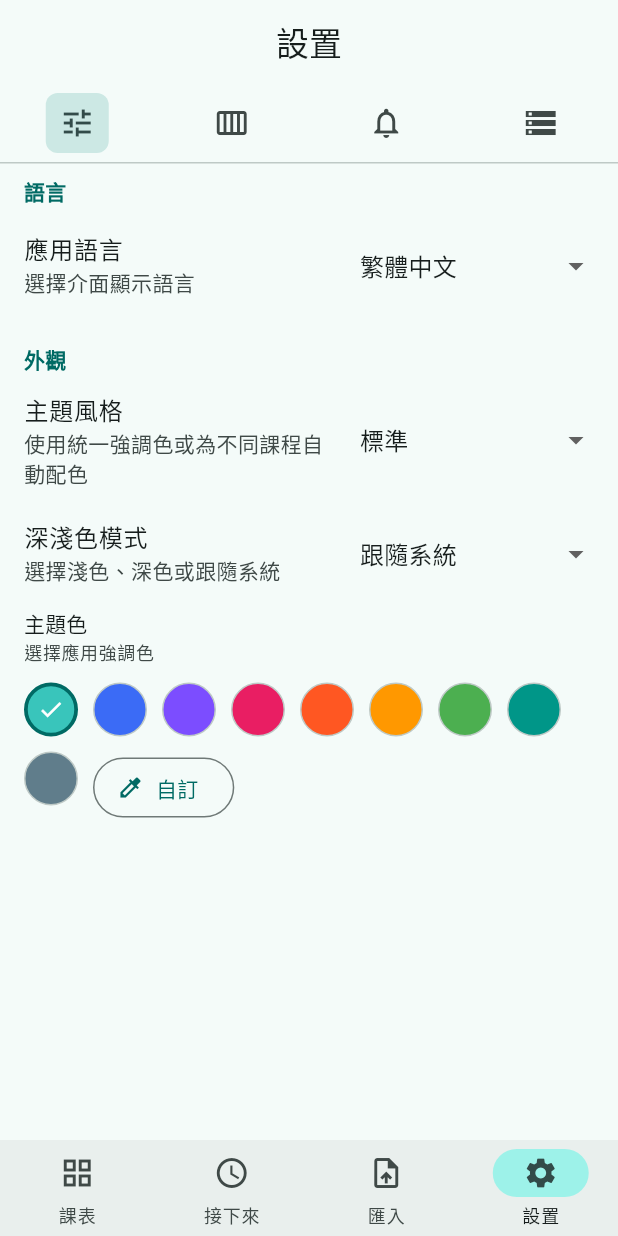
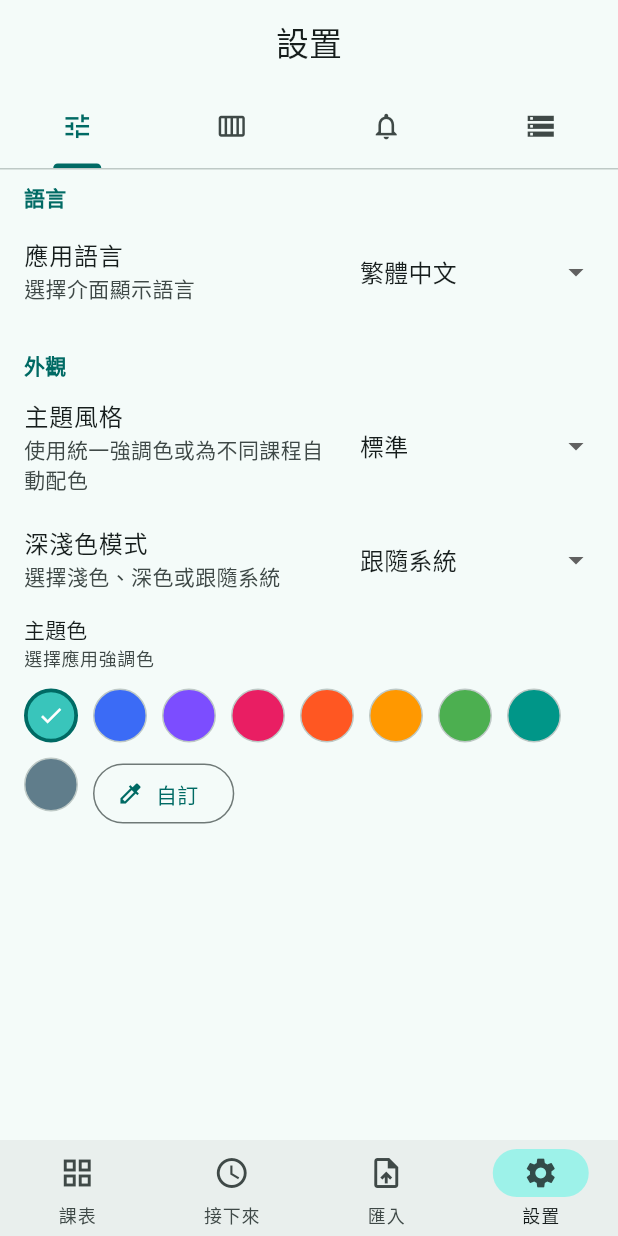
Before and after one commit to WkJ01N/Orbit, a Flutter app: the screen it shows after launch, item 4 of the bottom bar chosen, on a phone screen of 412 x 824 dp. Run offline on Flutter 3.47's test engine with Material 3 defaults, Android fonts, the light colour scheme and no system bars; our stand-ins replace file_picker, flutter_local_notifications, flutter_riverpod, flutter_timezone, shared_preferences, sqflite and 2 more; missing offline and left inert: android_alarm_manager_plus, android_intent_plus, excel, launch_at_startup, tray_manager, window_manager; accounts and stored records are empty; statements that could not run were skipped.

Commit message:
fix: refine compact settings navigation

```diff
--- a/lib/features/settings/settings_page.dart
+++ b/lib/features/settings/settings_page.dart
@@ -590,8 +590,9 @@ class _SettingsCategoryTabs extends StatelessWidget {
           builder: (context, constraints) {
             if (constraints.maxWidth < 520) {
               return SizedBox(
-                height: 52,
+                height: 56,
                 child: Row(
+                  crossAxisAlignment: CrossAxisAlignment.stretch,
                   children: [
                     for (var index = 0; index < items.length; index++)
                       Expanded(
@@ -604,27 +605,48 @@ class _SettingsCategoryTabs extends StatelessWidget {
                             child: InkWell(
                               key: Key('settings-category-$index'),
                               onTap: () => onSelected(index),
-                              child: Center(
-                                child: AnimatedContainer(
+                              child: Stack(
+                                alignment: Alignment.center,
+                                children: [
+                                  AnimatedSwitcher(
                                     duration: const Duration(milliseconds: 160),
-                                  curve: Curves.easeOutCubic,
-                                  width: 42,
-                                  height: 40,
-                                  decoration: BoxDecoration(
-                                    color: selectedIndex == index
-                                        ? colors.secondaryContainer
-                                        : Colors.transparent,
-                                    borderRadius: BorderRadius.circular(8),
-                                  ),
+                                    switchInCurve: Curves.easeOutCubic,
+                                    switchOutCurve: Curves.easeInCubic,
                                     child: Icon(
                                       selectedIndex == index
                                           ? items[index].selectedIcon
                                           : items[index].icon,
+                                      key: ValueKey(selectedIndex == index),
+                                      size: 21,
                                       color: selectedIndex == index
-                                        ? colors.onSecondaryContainer
+                                          ? colors.primary
                                           : colors.onSurfaceVariant,
                                     ),
                                   ),
+                                  Positioned(
+                                    bottom: 0,
+                                    child: AnimatedContainer(
+                                      key: selectedIndex == index
+                                          ? Key(
+                                              'settings-category-indicator-$index',
+                                            )
+                                          : null,
+                                      duration: const Duration(
+                                        milliseconds: 180,
+                                      ),
+                                      curve: Curves.easeOutCubic,
+                                      width: selectedIndex == index ? 32 : 0,
+                                      height: 3,
+                                      decoration: BoxDecoration(
+                                        color: colors.primary,
+                                        borderRadius:
+                                            const BorderRadius.vertical(
+                                              top: Radius.circular(3),
+                                            ),
+                                      ),
+                                    ),
+                                  ),
+                                ],
                               ),
                             ),
                           ),
```
Also changed, not shown: 1 other file. Lines whose indentation alone changed are shown as unchanged.
